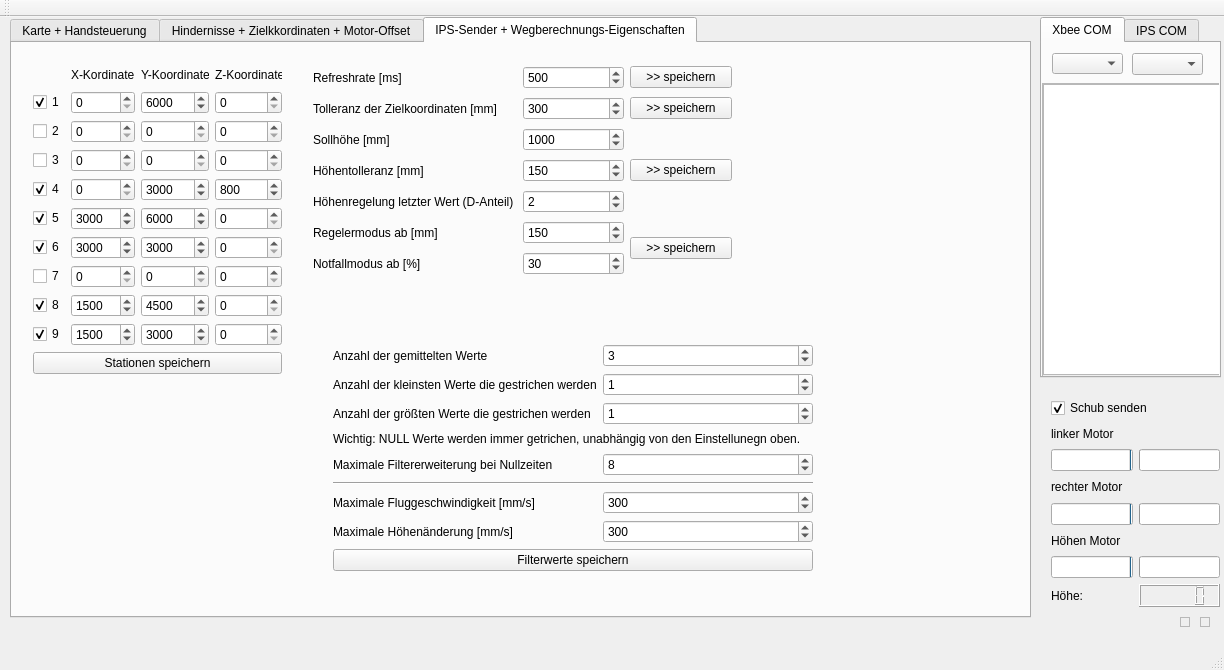
Above: mainwindow.ui from Koerner/Sturzflug-at-daedalus.ei.tum.de before the change. Below: the same form after it.
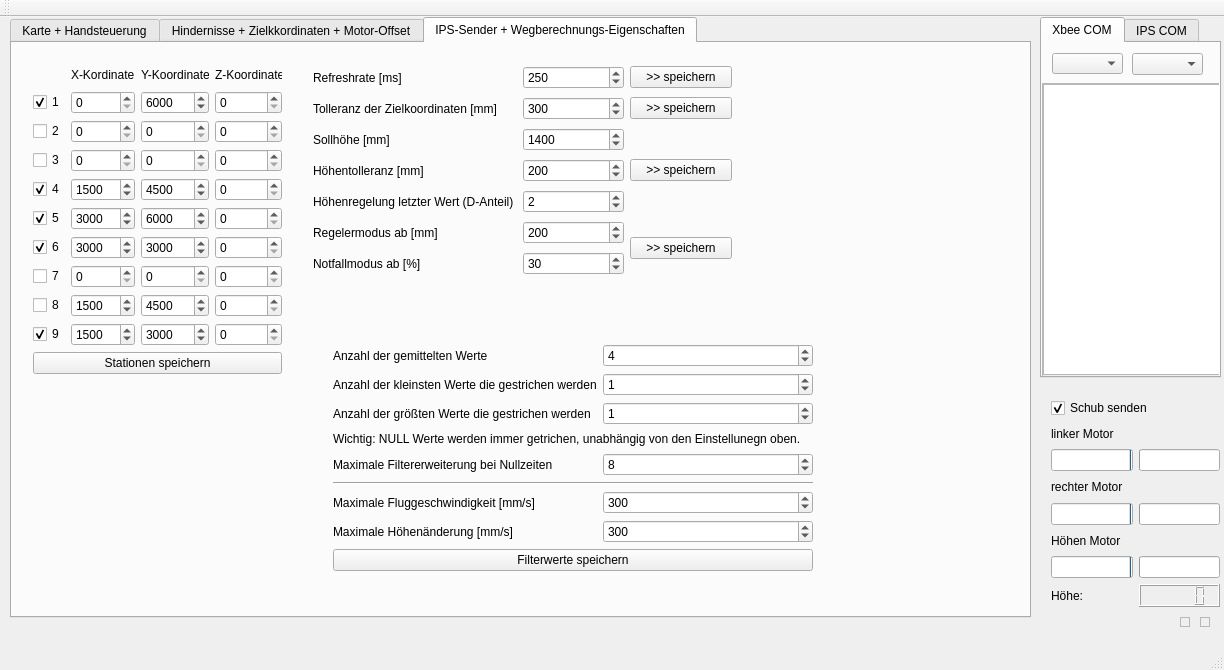
That is the form after the change. The open tabs and pages were chosen to show the change.

```diff
--- a/mainwindow.ui
+++ b/mainwindow.ui
@@ -1451,7 +1451,7 @@
           <number>99999</number>
          </property>
          <property name="value">
-          <number>0</number>
+          <number>1500</number>
          </property>
         </widget>
        </item>
@@ -1468,7 +1468,7 @@
           <number>99999</number>
          </property>
          <property name="value">
-          <number>3000</number>
+          <number>4500</number>
          </property>
         </widget>
        </item>
@@ -1505,7 +1505,7 @@
           <number>99999</number>
          </property>
          <property name="value">
-          <number>800</number>
+          <number>0</number>
          </property>
         </widget>
        </item>
@@ -1613,7 +1613,7 @@
           <string>8</string>
          </property>
          <property name="checked">
-          <bool>true</bool>
+          <bool>false</bool>
          </property>
         </widget>
        </item>
@@ -1686,7 +1686,7 @@
           <number>500</number>
          </property>
          <property name="value">
-          <number>150</number>
+          <number>200</number>
          </property>
         </widget>
        </item>
@@ -1745,7 +1745,7 @@
           <number>10000</number>
          </property>
          <property name="value">
-          <number>500</number>
+          <number>250</number>
          </property>
         </widget>
        </item>
@@ -1758,7 +1758,7 @@
           <number>10</number>
          </property>
          <property name="value">
-          <number>1000</number>
+          <number>1400</number>
          </property>
         </widget>
        </item>
@@ -1774,7 +1774,7 @@
           <number>10</number>
          </property>
          <property name="value">
-          <number>150</number>
+          <number>200</number>
          </property>
         </widget>
        </item>
@@ -1899,7 +1899,7 @@
           <number>15</number>
          </property>
          <property name="value">
-          <number>3</number>
+          <number>4</number>
          </property>
         </widget>
        </item>
```
Left out of the diff: 2 changed lines with no effect on the pictures.
